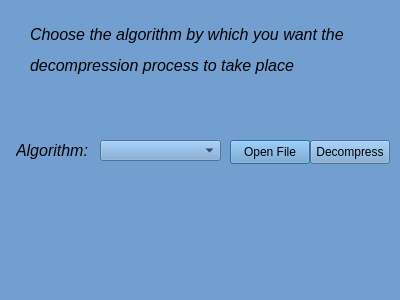
Before: the Qt Designer form filecompressor/secdialog.ui in Anupama-n/QT, drawn with Qt 5.
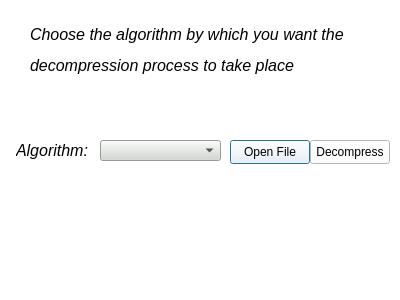
After: the same form once the commit is applied.

```diff
--- a/filecompressor/secdialog.ui
+++ b/filecompressor/secdialog.ui
@@ -14,7 +14,7 @@
    <string>Dialog</string>
   </property>
   <property name="styleSheet">
-   <string notr="true">background-color: rgb(114, 159, 207);</string>
+   <string notr="true">background-color: rgb(255, 255, 255);</string>
   </property>
   <widget class="QLabel" name="label">
    <property name="geometry">
@@ -38,6 +38,9 @@
      <height>21</height>
     </rect>
    </property>
+   <property name="styleSheet">
+    <string notr="true">background-color: rgb(211, 215, 207);</string>
+   </property>
   </widget>
   <widget class="QPushButton" name="pushButton">
    <property name="geometry">
```
